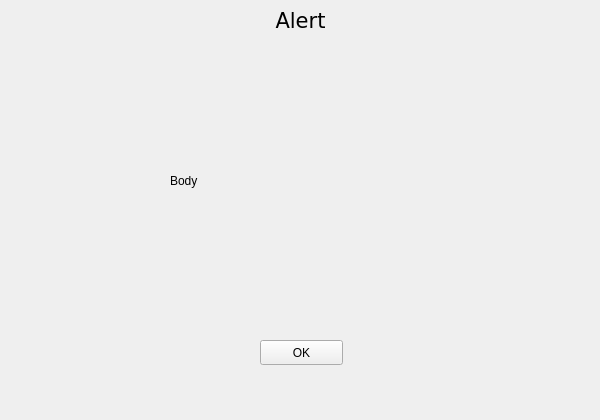
Old version of the form code/alert.ui in the repository xHWAHx/InsulinPumpSimulator-Group35.
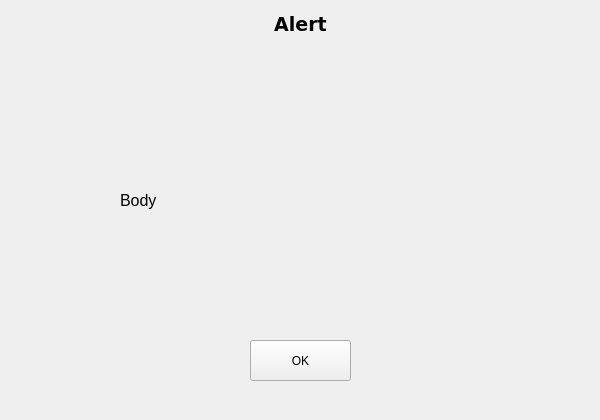
New version of the form.

The edit to the form file:
```diff
--- a/code/alert.ui
+++ b/code/alert.ui
@@ -16,16 +16,18 @@
   <widget class="QLabel" name="alertTitle">
    <property name="geometry">
     <rect>
-     <x>150</x>
-     <y>10</y>
-     <width>301</width>
-     <height>20</height>
+     <x>10</x>
+     <y>9</y>
+     <width>581</width>
+     <height>31</height>
     </rect>
    </property>
    <property name="font">
     <font>
      <family>DejaVu Sans</family>
-     <pointsize>16</pointsize>
+     <pointsize>14</pointsize>
+     <weight>75</weight>
+     <bold>true</bold>
     </font>
    </property>
    <property name="layoutDirection">
@@ -41,10 +43,10 @@
   <widget class="QPushButton" name="okButton">
    <property name="geometry">
     <rect>
-     <x>260</x>
+     <x>250</x>
      <y>340</y>
-     <width>83</width>
-     <height>25</height>
+     <width>101</width>
+     <height>41</height>
     </rect>
    </property>
    <property name="text">
@@ -54,12 +56,17 @@
   <widget class="QLabel" name="alertBody">
    <property name="geometry">
     <rect>
-     <x>170</x>
-     <y>120</y>
-     <width>301</width>
-     <height>121</height>
+     <x>120</x>
+     <y>130</y>
+     <width>361</width>
+     <height>141</height>
     </rect>
    </property>
+   <property name="font">
+    <font>
+     <pointsize>12</pointsize>
+    </font>
+   </property>
    <property name="text">
     <string>Body</string>
    </property>
```
